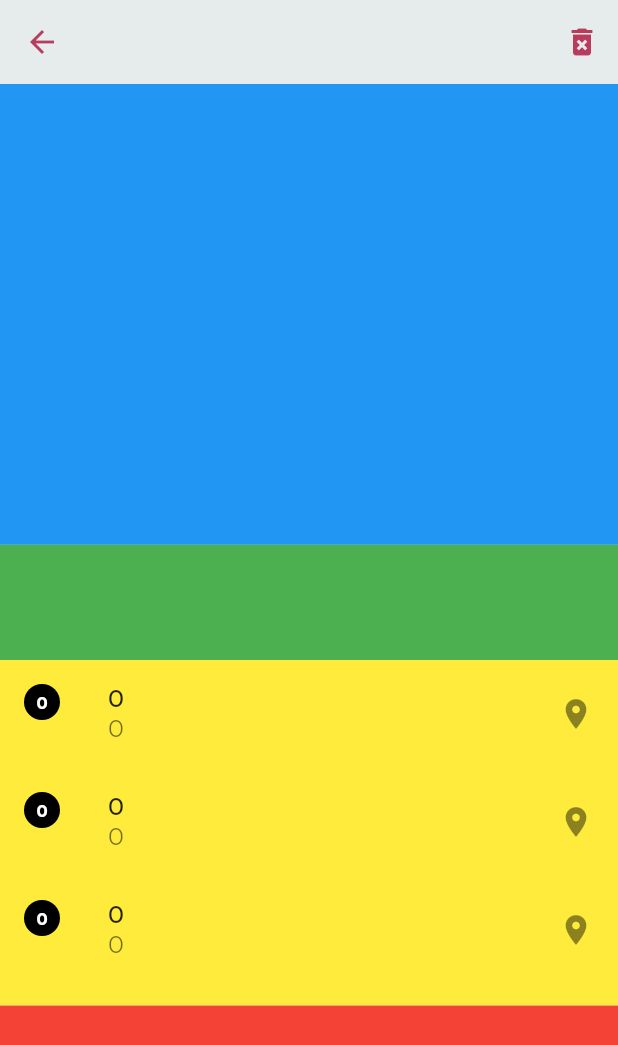
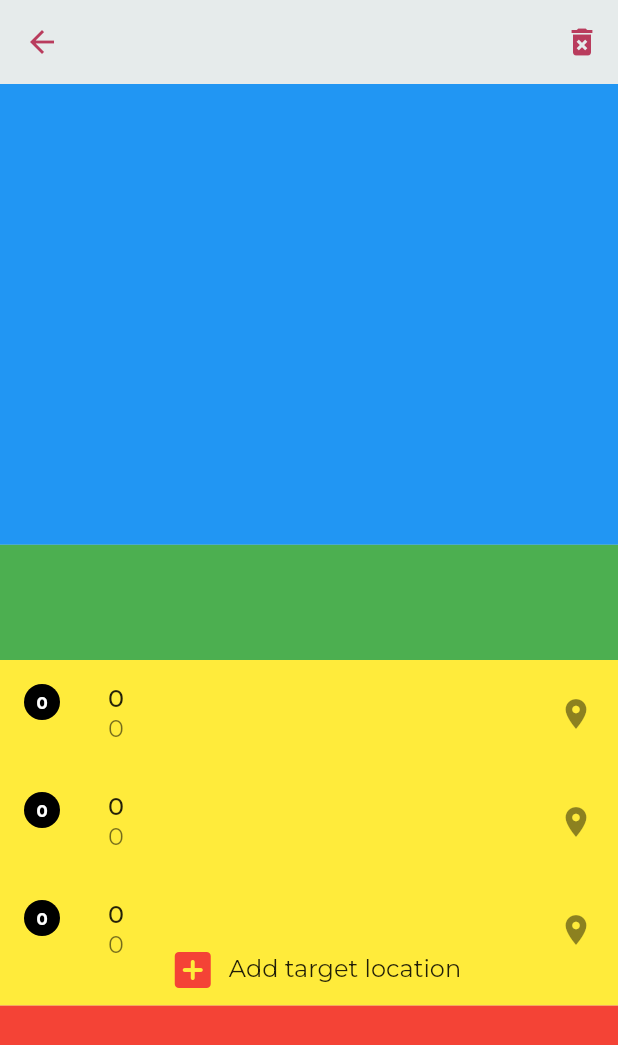
Before and after one commit to arutkayb/flutter_cool_sample, a Flutter app: the screen it shows after launch, after a tap on an icon or button, on a phone screen of 412 x 824 dp. Shown: the top 1045 px of the screen. Run offline on Flutter 3.47's test engine with Material 2 defaults, Android fonts, the phone set to English and light mode, and no system bars; our stand-ins replace equatable, flutter_bloc, get_it, google_fonts.

```diff
--- a/lib/edit_trip/screens/edit_trip_screen.dart
+++ b/lib/edit_trip/screens/edit_trip_screen.dart
@@ -62,11 +62,17 @@ class _EditTripScreenState extends State<EditTripScreen> {
                         fit: FlexFit.tight,
                         child: Container(
                           color: Colors.yellow,
+                          child: Stack(
+                            children: [
+                              Padding(
+                                padding:
+                                    const EdgeInsets.fromLTRB(0, 0, 0, 16.0),
                                 child: SingleChildScrollView(
                                   child: Column(
                                     children: tripState.trip?.routePoints
                                             .map(
-                                        (routePoint) => RoutePointListItem(
+                                              (routePoint) =>
+                                                  RoutePointListItem(
                                                 tripState.trip!.routePoints
                                                     .indexOf(routePoint),
                                                 routePoint,
@@ -78,6 +84,28 @@ class _EditTripScreenState extends State<EditTripScreen> {
                                           Container(),
                                         ],
                                   ),
+                                ),
+                              ),
+                              Align(
+                                alignment: Alignment.bottomCenter,
+                                child: Row(
+                                  mainAxisAlignment: MainAxisAlignment.center,
+                                  children: [
+                                    IconButton(
+                                      icon: const Icon(
+                                        Icons.add_box_rounded,
+                                        color: Colors.red,
+                                        size: 32,
+                                      ),
+                                      onPressed: () {
+                                        //TODO:
+                                      },
+                                    ),
+                                    const Text('Add target location') // TODO: add localized string
+                                  ],
+                                ),
+                              ),
+                            ],
                           ),
                         ),
                       ),
```
Also changed, not shown: 3 other files. Lines whose indentation alone changed are shown as unchanged.
